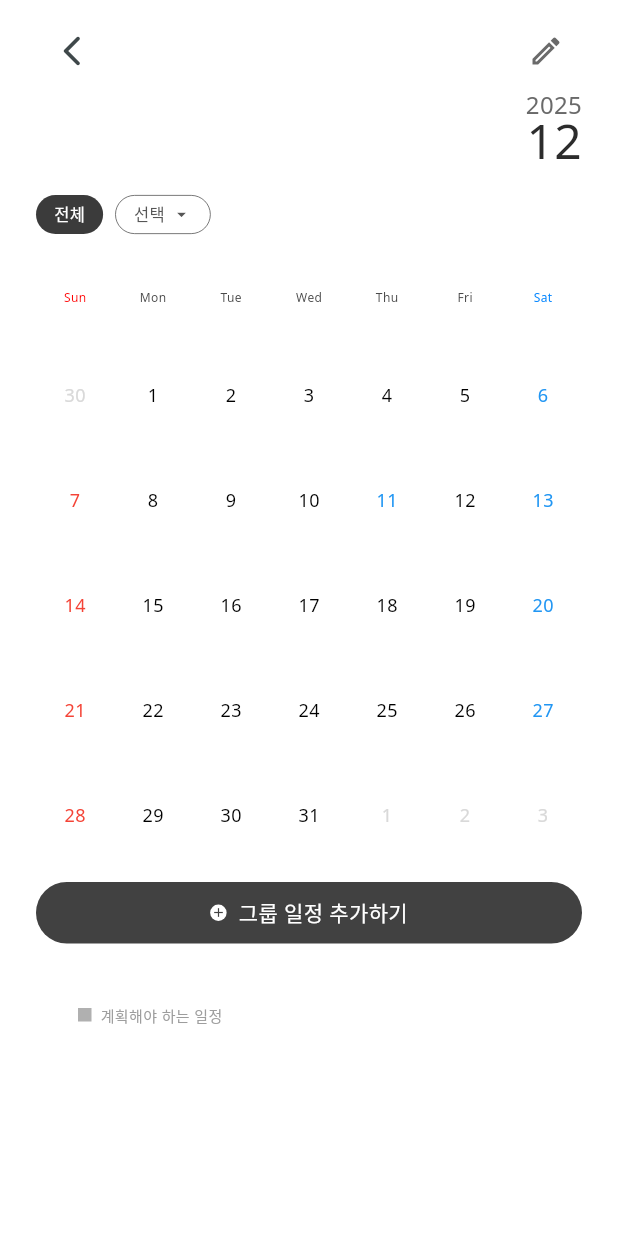
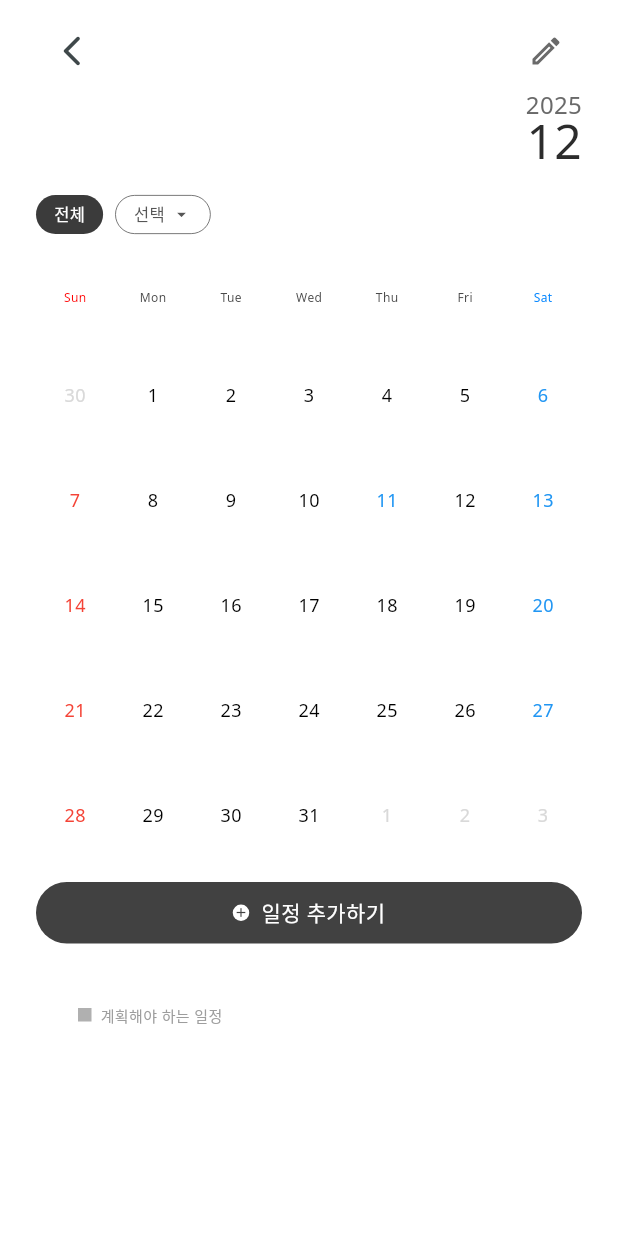
Before and after one commit to uiiuodo/testedn5, a Flutter app: the GroupCalendarScreen screen opened directly, on a phone screen of 412 x 824 dp. Run offline on Flutter 3.47's test engine with Material 3 defaults, Android fonts, the phone set to English and light mode, and no system bars; drawn by our look-alikes of table_calendar; our stand-ins replace firebase_core, get, hive, hive_flutter, shared_preferences; missing offline and left inert: lunar; accounts and stored records are empty; Roboto replaces fonts that are missing (Noto Sans).

Commit message:
그룹 일정 추가하기_이름수정

```diff
--- a/lib/ui/page/calendar/group_calendar_screen.dart
+++ b/lib/ui/page/calendar/group_calendar_screen.dart
@@ -343,7 +343,7 @@ class _GroupCalendarScreenState extends State<GroupCalendarScreen> {
                                     ),
                                     const SizedBox(width: 8),
                                     Text(
-                                      '그룹 일정 추가하기',
+                                      '일정 추가하기',
                                       style: AppTextStyles.body2.copyWith(
                                         color: AppColors.white,
                                         fontWeight: FontWeight.w500,
```
